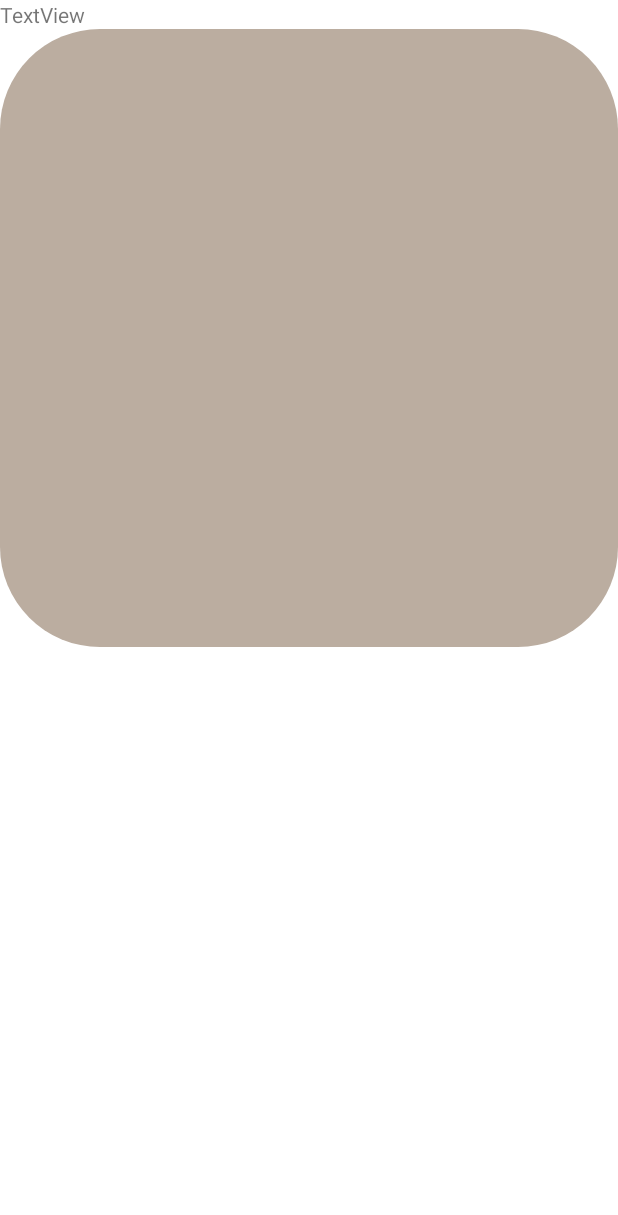
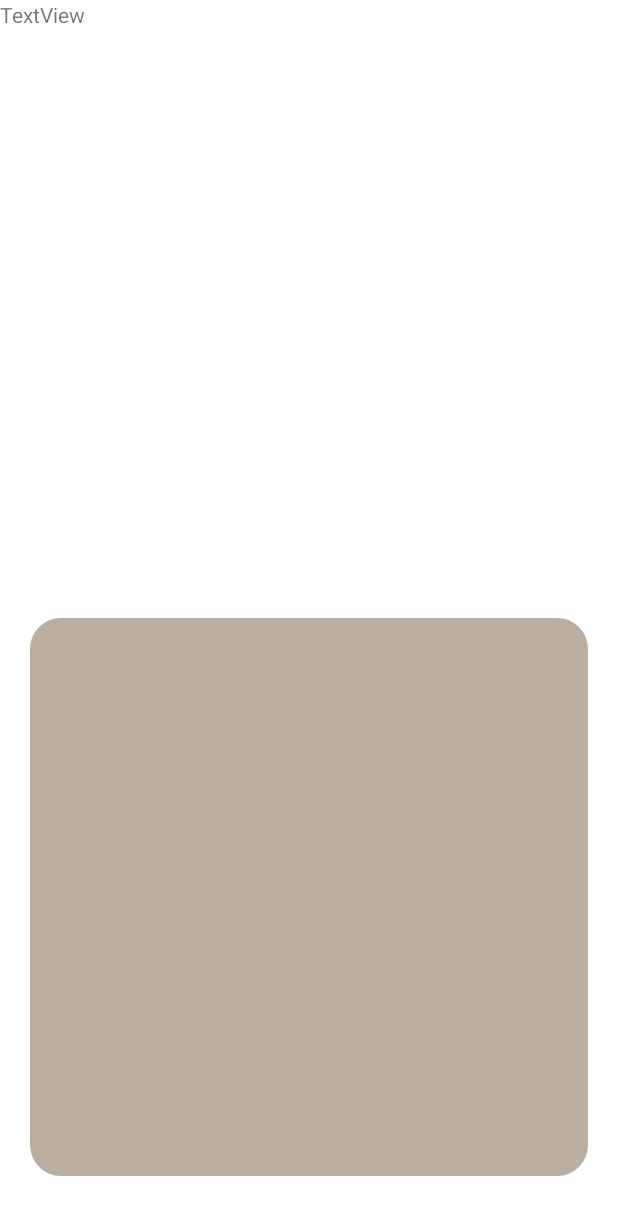
Before and after one commit to h31/ProgrammingLabSummer2022Task3, an Android app: the screen it shows after launch (GameActivity), after a tap on "НОВАЯ ИГРА", on a phone screen of 412 x 824 dp. Shown: the top 1215 px of the screen. Run offline under Robolectric (Android 15) with nearby library versions, the phone set to English and light mode, and no system bars.

Commit message:
add fun for draw rect

```diff
--- a/app/src/main/java/com/example/game/ui/Board.java
+++ b/app/src/main/java/com/example/game/ui/Board.java
@@ -1,4 +1,5 @@
 package com.example.game.ui;
+
 import android.annotation.SuppressLint;
 import android.content.Context;
 import android.graphics.Canvas;
@@ -16,12 +17,18 @@ public class Board extends View {
         super(context, attrs);
     }
 
+    private void drawRoundRect(Canvas canvas, int x, int y, int size, String color) {
+        @SuppressLint("DrawAllocation") Paint paint = new Paint();
+        paint.setColor(Color.parseColor(color));
+        @SuppressLint("DrawAllocation") RectF rect = new RectF();
+        rect.set(x, y, x + size, y + size);
+        canvas.drawRoundRect(rect, (float) (getWidth() * 0.05), (float) (getWidth() * 0.05), paint);
+    }
+
     @Override
     protected void onDraw(Canvas canvas) {
-        @SuppressLint("DrawAllocation") Paint paint = new Paint();
-        paint.setColor(Color.parseColor("#bbada0"));
-        @SuppressLint("DrawAllocation") RectF rect = new RectF();
-        rect.set(0, 0, getWidth(), getWidth());
-        canvas.drawRoundRect(rect, 100, 100, paint);
+        int indent = (int) (getWidth() * 0.05);
+        drawRoundRect(canvas, indent, getHeight() - getWidth(), getWidth() - indent * 2, "#bbada0");
+
     }
 }
--- a/app/src/main/java/com/example/game/ui/MainActivity.java
+++ b/app/src/main/java/com/example/game/ui/MainActivity.java
@@ -23,7 +23,7 @@ public class MainActivity extends AppCompatActivity {
         newGame.setOnClickListener(view -> {
             Intent gameActivity = new Intent(MainActivity.this, GameActivity.class);
             startActivity(gameActivity);
-            overridePendingTransition(R.anim.from_right, R.anim.to_left);
+            overridePendingTransition(R.anim.from_top, R.anim.no_anim);
             finish();
         });
 
--- /dev/null
+++ b/app/src/main/res/anim/from_top.xml
@@ -0,0 +1,6 @@
+<translate
+    xmlns:android="http://schemas.android.com/apk/res/android"
+    android:duration="300"
+    android:fromYDelta="-100%p"
+    android:toXDelta="0%p">
+</translate>
--- a/app/src/main/res/layout/activity_game.xml
+++ b/app/src/main/res/layout/activity_game.xml
@@ -9,8 +9,8 @@
 
     <TextView
         android:id="@+id/textView"
-        android:layout_width="match_parent"
-        android:layout_height="wrap_content"
+        android:layout_width="226dp"
+        android:layout_height="45dp"
         android:text="TextView" />
 
     <com.example.game.ui.Board
```
